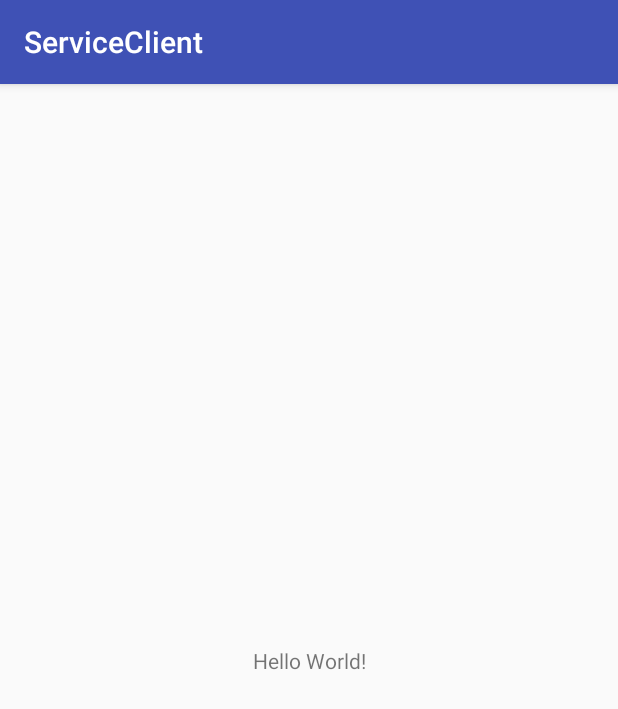
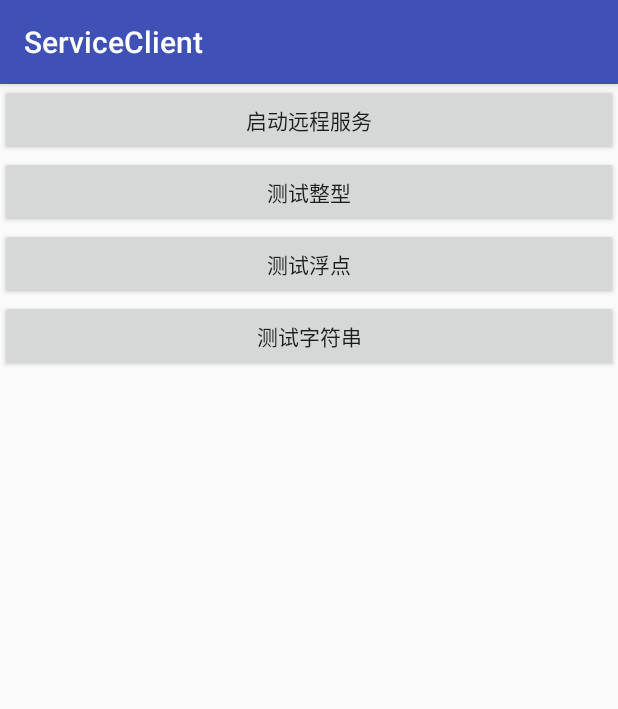
Before and after one commit to maogefff/AndroidTest, an Android app: the screen it shows after launch (MainActivity), on a phone screen of 412 x 824 dp. Shown: the top 709 px of the screen. Run offline under Robolectric (Android 15) with nearby library versions, the phone set to English and light mode, and no system bars; libraries missing offline, so code that uses them is left out: com.example.tony.

Commit message:
<--V1.0-->: client/remote service test projece is successed

```diff
--- a/ServiceClient/app/src/main/java/com/example/tony/serviceclient/MainActivity.java
+++ b/ServiceClient/app/src/main/java/com/example/tony/serviceclient/MainActivity.java
@@ -1,13 +1,102 @@
 package com.example.tony.serviceclient;
 
+import android.app.Service;
+import android.content.ComponentName;
+import android.content.Intent;
+import android.content.ServiceConnection;
+import android.os.IBinder;
+import android.os.RemoteException;
 import android.support.v7.app.AppCompatActivity;
 import android.os.Bundle;
+import android.util.Log;
+import android.view.View;
+import android.widget.Button;
+import android.widget.Toast;
 
-public class MainActivity extends AppCompatActivity {
+import com.example.tony.servicelocal.IRemoteServiceTest;
 
+public class MainActivity extends AppCompatActivity implements View.OnClickListener{
+    String TAG = "MainActivity";
+    Button start;
+    Button testInt;
+    Button testFloat;
+    Button testString;
+
+    Intent it;
+    IRemoteServiceTest remoteServiceTest;
+
+    ServiceConnection sc = new ServiceConnection() {
+        @Override
+        public void onServiceConnected(ComponentName componentName, IBinder iBinder) {
+            Log.d(TAG, "onServiceConnected");
+            remoteServiceTest = IRemoteServiceTest.Stub.asInterface(iBinder);
+            Log.d(TAG, "onServiceConnected");
+        }
+
+        @Override
+        public void onServiceDisconnected(ComponentName componentName) {
+            Log.d(TAG, "onServiceDisconnected");
+            remoteServiceTest = null;
+        }
+    };
     @Override
     protected void onCreate(Bundle savedInstanceState) {
         super.onCreate(savedInstanceState);
         setContentView(R.layout.activity_main);
+
+        start = (Button)findViewById(R.id.startService);
+        testInt = (Button)findViewById(R.id.testInt);
+        testFloat = (Button)findViewById(R.id.testfloat);
+        testString = (Button)findViewById(R.id.testString);
+
+        start.setOnClickListener(this);
+        testInt.setOnClickListener(this);
+        testFloat.setOnClickListener(this);
+        testString.setOnClickListener(this);
     }
+
+    @Override
+    public void onClick(View view) {
+        switch (view.getId()){
+            case R.id.startService:
+                it = new Intent();
+                //远程服务的intent-filter中的动作
+                it.setAction("android.intent.action.TestRemoteService");
+                //IRemoteServiceTest.aidl的包名
+                it.setPackage("com.example.tony.servicelocal");
+                if(bindService(it, sc, Service.BIND_AUTO_CREATE)==true)
+                    Toast.makeText(this, "启动服务成功", Toast.LENGTH_SHORT).show();
+                else
+                    Toast.makeText(this, "启动服务失败", Toast.LENGTH_SHORT).show();
+                break;
+            case R.id.testInt:
+
+                try {
+                    int i = remoteServiceTest.TestInt(2);
+                    Toast.makeText(this, "测试整型:i="+i, Toast.LENGTH_SHORT).show();
+                } catch (RemoteException e) {
+                    e.printStackTrace();
+                }
+                break;
+            case R.id.testfloat:
+                try {
+                    double i = remoteServiceTest.TestDouble(2.34);
+                    Toast.makeText(this, "测试浮点:i="+i, Toast.LENGTH_SHORT).show();
+                } catch (RemoteException e) {
+                    e.printStackTrace();
+                }
+                break;
+            case R.id.testString:
+                try {
+                    String i = remoteServiceTest.TestString("hello world");
+                    Toast.makeText(this, "测试字符串:i="+i, Toast.LENGTH_SHORT).show();
+                } catch (RemoteException e) {
+                    e.printStackTrace();
+                }
+                break;
+        }
+
+    }
+
+
 }
--- a/ServiceClient/app/src/main/res/layout/activity_main.xml
+++ b/ServiceClient/app/src/main/res/layout/activity_main.xml
@@ -1,18 +1,31 @@
 <?xml version="1.0" encoding="utf-8"?>
-<android.support.constraint.ConstraintLayout xmlns:android="http://schemas.android.com/apk/res/android"
+<LinearLayout xmlns:android="http://schemas.android.com/apk/res/android"
     xmlns:app="http://schemas.android.com/apk/res-auto"
     xmlns:tools="http://schemas.android.com/tools"
     android:layout_width="match_parent"
     android:layout_height="match_parent"
+    android:orientation="vertical"
     tools:context="com.example.tony.serviceclient.MainActivity">
 
-    <TextView
-        android:layout_width="wrap_content"
+    <Button
+        android:layout_width="match_parent"
         android:layout_height="wrap_content"
-        android:text="Hello World!"
-        app:layout_constraintBottom_toBottomOf="parent"
-        app:layout_constraintLeft_toLeftOf="parent"
-        app:layout_constraintRight_toRightOf="parent"
-        app:layout_constraintTop_toTopOf="parent" />
+        android:text="启动远程服务"
+        android:id="@+id/startService"/>
+    <Button
+        android:layout_width="match_parent"
+        android:layout_height="wrap_content"
+        android:text="测试整型"
+        android:id="@+id/testInt"/>
+    <Button
+        android:layout_width="match_parent"
+        android:layout_height="wrap_content"
+        android:text="测试浮点"
+        android:id="@+id/testfloat"/>
+    <Button
+        android:layout_width="match_parent"
+        android:layout_height="wrap_content"
+        android:text="测试字符串"
+        android:id="@+id/testString"/>
 
-</android.support.constraint.ConstraintLayout>
+</LinearLayout>
```
Also changed, not shown: ServiceClient/app/src/main/aidl/com/example/tony/servicelocal/IRemoteServiceTest.aidl (added).
